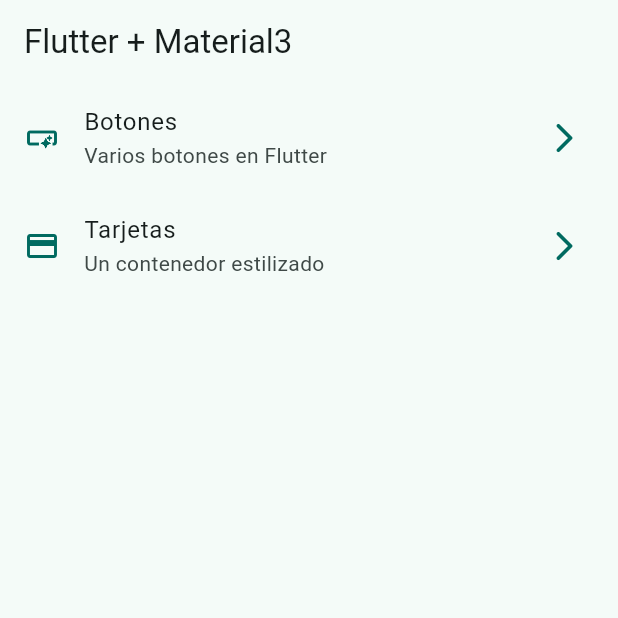
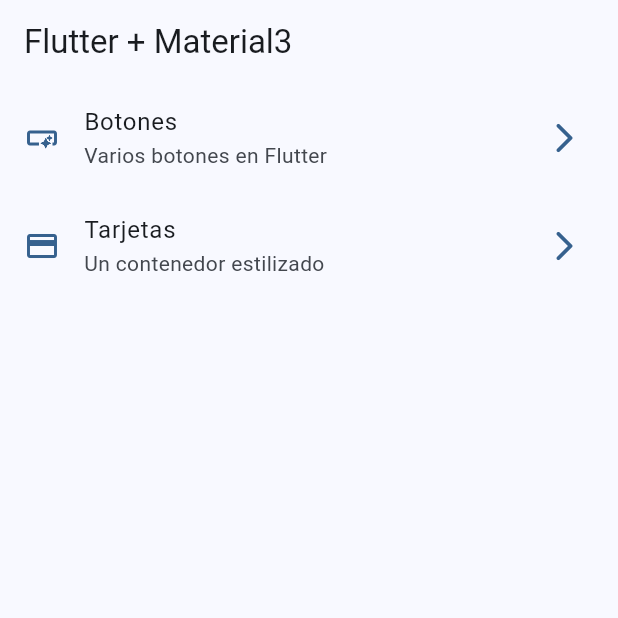
Before and after one commit to juddcito/flutter_widgets_app, a Flutter app: the screen it shows after launch, on a phone screen of 412 x 824 dp, the top half of it. Run offline on Flutter 3.47's test engine with Material 2 defaults, Android fonts, the phone set to English and light mode, and no system bars.

Commit message:
Menu cambiado

```diff
--- a/lib/main.dart
+++ b/lib/main.dart
@@ -13,7 +13,7 @@ class MainApp extends StatelessWidget {
   Widget build(BuildContext context) {
     return MaterialApp(
       debugShowCheckedModeBanner: false,
-      theme: AppTheme(selectedColor: 1).getTheme(),
+      theme: AppTheme(selectedColor: 0).getTheme(),
       home: const HomeScreen()
     );
   }
```
